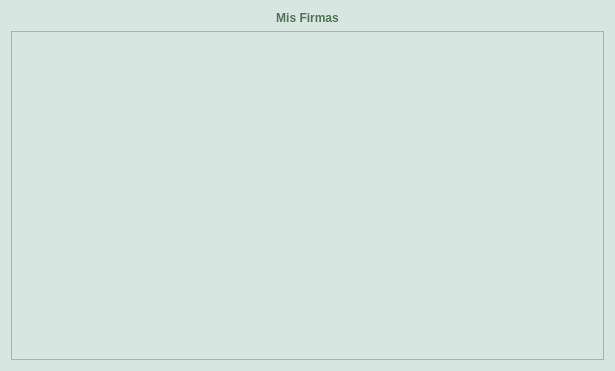
The window that client_fva/ui/ui_elements/mysignatures.ui (luisza/dfva_client) describes before a commit, drawn with Qt 5.
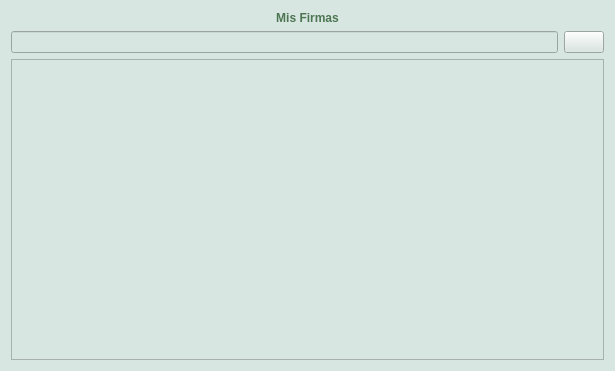
The same window after the commit. Icons and pictures are not drawn.

Commit message: search icon and mysignatures searchbox

The edit to the form file:
```diff
--- a/client_fva/ui/ui_elements/mysignatures.ui
+++ b/client_fva/ui/ui_elements/mysignatures.ui
@@ -40,6 +40,36 @@
      </property>
     </widget>
    </item>
+   <item>
+    <layout class="QHBoxLayout" name="horizontalLayout">
+     <property name="leftMargin">
+      <number>0</number>
+     </property>
+     <property name="topMargin">
+      <number>0</number>
+     </property>
+     <item>
+      <widget class="QLineEdit" name="searchinput"/>
+     </item>
+     <item>
+      <widget class="QPushButton" name="searchbtn">
+       <property name="text">
+        <string/>
+       </property>
+       <property name="icon">
+        <iconset resource="resources.qrc">
+         <normaloff>:/images/search.png</normaloff>:/images/search.png</iconset>
+       </property>
+       <property name="iconSize">
+        <size>
+         <width>32</width>
+         <height>20</height>
+        </size>
+       </property>
+      </widget>
+     </item>
+    </layout>
+   </item>
    <item>
     <widget class="QTableView" name="mySignaturesTableView"/>
    </item>
```
Left out of the diff: 4 changed lines with no effect on the pictures. The commit also changes 2 other files.
